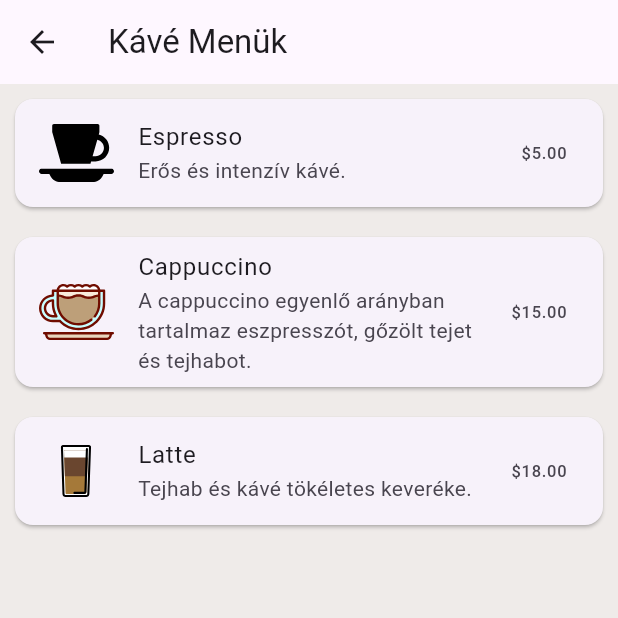
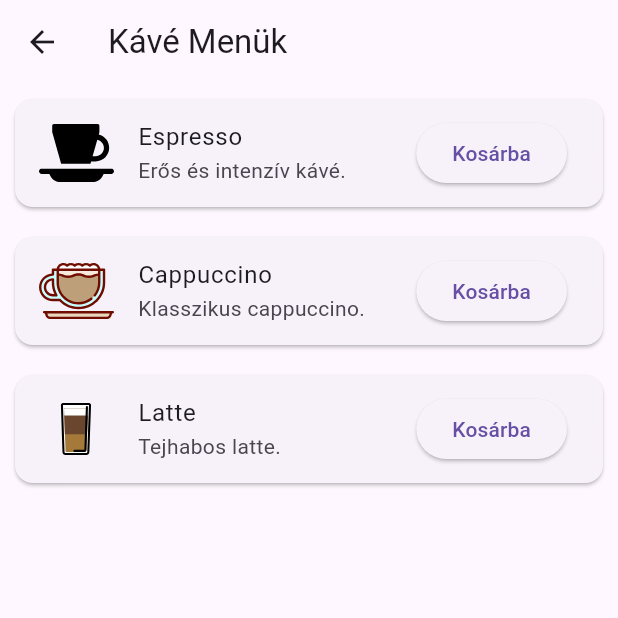
Before and after one commit to dajkagabi/flutter_coffee_shop_2025, a Flutter app: the screen it shows after launch, after a tap on "Menü megtekintése", on a phone screen of 412 x 824 dp, the top half of it. Run offline on Flutter 3.47's test engine with Material 3 defaults, Android fonts, the phone set to English and light mode, and no system bars; our stand-ins replace flutter_svg.

Commit message:
kosár funkció elkezdése

```diff
--- a/lib/main.dart
+++ b/lib/main.dart
@@ -1,8 +1,19 @@
 import 'package:flutter/material.dart';
-import 'screens/home_screen.dart';
+import 'package:flutter_coffee_shop_2025/screens/home_screen.dart';
+import 'package:provider/provider.dart';
+import 'screens/menu_screen.dart';
+import 'screens/cart_screen.dart';
+import 'services/cart_service.dart';
 
 void main() {
-  runApp(const MyApp());
+  runApp(
+    MultiProvider(
+      providers: [
+        ChangeNotifierProvider(create: (context) => CartService()),
+      ],
+      child: const MyApp(),
+    ),
+  );
 }
 
 class MyApp extends StatelessWidget {
@@ -11,13 +22,13 @@ class MyApp extends StatelessWidget {
   @override
   Widget build(BuildContext context) {
     return MaterialApp(
-      debugShowCheckedModeBanner: true,
+      debugShowCheckedModeBanner: false,
       title: 'Coffee Shop',
-      theme: ThemeData(
-        primaryColor: Colors.brown,
-        scaffoldBackgroundColor: Colors.brown[50],
-      ),
-      home: const HomeScreen(),
+      theme: ThemeData(primarySwatch: Colors.brown),
+      home: HomeScreen(),
+      routes: {
+        '/cart': (context) => const CartScreen(),
+      },
     );
   }
 }
--- /dev/null
+++ b/lib/models/cart_item.dart
@@ -0,0 +1,13 @@
+class CartItem {
+  final String id;
+  final String name;
+  final double price;
+  int quantity;
+
+  CartItem({
+    required this.id,
+    required this.name,
+    required this.price,
+    this.quantity = 1,
+  });
+}
--- a/lib/screens/menu_screen.dart
+++ b/lib/screens/menu_screen.dart
@@ -1,5 +1,7 @@
 import 'package:flutter/material.dart';
-import 'package:flutter_coffee_shop_2025/models/coffee.dart';
+import 'package:provider/provider.dart';
+import '../models/coffee.dart';
+import '../services/cart_service.dart';
 import 'package:flutter_svg/flutter_svg.dart';
 
 class MenuScreen extends StatelessWidget {
@@ -9,60 +11,51 @@ class MenuScreen extends StatelessWidget {
         name: 'Espresso',
         description: 'Erős és intenzív kávé.',
         imageUrl: 'assets/icons/espresso.svg',
-      price: 5.0,
-    ),
+        price: 5.0),
     Coffee(
         id: '2',
         name: 'Cappuccino',
-      description:
-          'A cappuccino egyenlő arányban tartalmaz eszpresszót, gőzölt tejet és tejhabot.',
+        description: 'Klasszikus cappuccino.',
         imageUrl: 'assets/icons/cappuccino.svg',
-      price: 15.0,
-    ),
+        price: 15.0),
     Coffee(
         id: '3',
         name: 'Latte',
-      description: 'Tejhab és kávé tökéletes keveréke.',
+        description: 'Tejhabos latte.',
         imageUrl: 'assets/icons/latte.svg',
-      price: 18.0,
-    ),
+        price: 18.0),
   ];
 
   MenuScreen({super.key});
 
   @override
   Widget build(BuildContext context) {
+    var cart = Provider.of<CartService>(context, listen: false);
+
     return Scaffold(
-      appBar: AppBar(
-        title: const Text('Kávé Menük'),
-      ),
+      appBar: AppBar(title: const Text('Kávé Menük')),
       body: ListView.builder(
         itemCount: coffees.length,
         itemBuilder: (ctx, index) {
           final coffee = coffees[index];
-          return CoffeeCard(coffee: coffee);
-        },
-      ),
-    );
-  }
-}
-
-class CoffeeCard extends StatelessWidget {
-  final Coffee coffee;
-
-  const CoffeeCard({super.key, required this.coffee});
-
-  @override
-  Widget build(BuildContext context) {
           return Card(
             margin: const EdgeInsets.all(10),
             child: ListTile(
               leading: SvgPicture.asset(coffee.imageUrl, width: 50, height: 50),
               title: Text(coffee.name),
               subtitle: Text(coffee.description),
-        trailing: Text('\$${coffee.price.toStringAsFixed(2)}'),
-        onTap: () {
-          // Kávé részletezés, vagy hozzáadás a kosárhoz
+              trailing: ElevatedButton(
+                onPressed: () {
+                  cart.addToCart(coffee.id, coffee.name, coffee.price);
+                  ScaffoldMessenger.of(context).showSnackBar(
+                    SnackBar(
+                        content: Text("${coffee.name} hozzáadva a kosárhoz")),
+                  );
+                },
+                child: const Text('Kosárba'),
+              ),
+            ),
+          );
         },
       ),
     );
--- /dev/null
+++ b/lib/services/cart_service.dart
@@ -0,0 +1,36 @@
+import 'package:flutter/material.dart';
+import '../models/cart_item.dart';
+
+class CartService with ChangeNotifier {
+  final List<CartItem> _items = [];
+
+  List<CartItem> get items => _items;
+
+  double get totalPrice =>
+      _items.fold(0, (sum, item) => sum + (item.price * item.quantity));
+
+  void addToCart(String id, String name, double price) {
+    var existingItem = _items.firstWhere(
+      (item) => item.id == id,
+      orElse: () => CartItem(id: '', name: '', price: 0),
+    );
+
+    if (existingItem.id.isNotEmpty) {
+      existingItem.quantity++;
+    } else {
+      _items.add(CartItem(id: id, name: name, price: price));
+    }
+
+    notifyListeners();
+  }
+
+  void removeFromCart(String id) {
+    _items.removeWhere((item) => item.id == id);
+    notifyListeners();
+  }
+
+  void clearCart() {
+    _items.clear();
+    notifyListeners();
+  }
+}
--- a/pubspec.yaml
+++ b/pubspec.yaml
@@ -35,6 +35,7 @@ dependencies:
   cloud_firestore: ^5.6.3
   provider: ^6.1.2
   flutter_svg: ^2.0.17
+  logger: ^2.5.0
   # The following adds the Cupertino Icons font to your application.
   # Use with the CupertinoIcons class for iOS style icons.
   cupertino_icons: ^1.0.8
@@ -61,6 +62,7 @@ flutter:
     - assets/icons/espresso.svg
     - assets/icons/latte.svg
     - assets/icons/cappuccino.svg
+    - assets/icons/cart.svg
 
 
   # An image asset can refer to one or more resolution-specific "variants", see
```
Also changed, not shown: lib/screens/cart_screen.dart (+44 -0 lines), assets/icons/cart.svg (added), pubspec.lock. Lines whose indentation alone changed are shown as unchanged.
